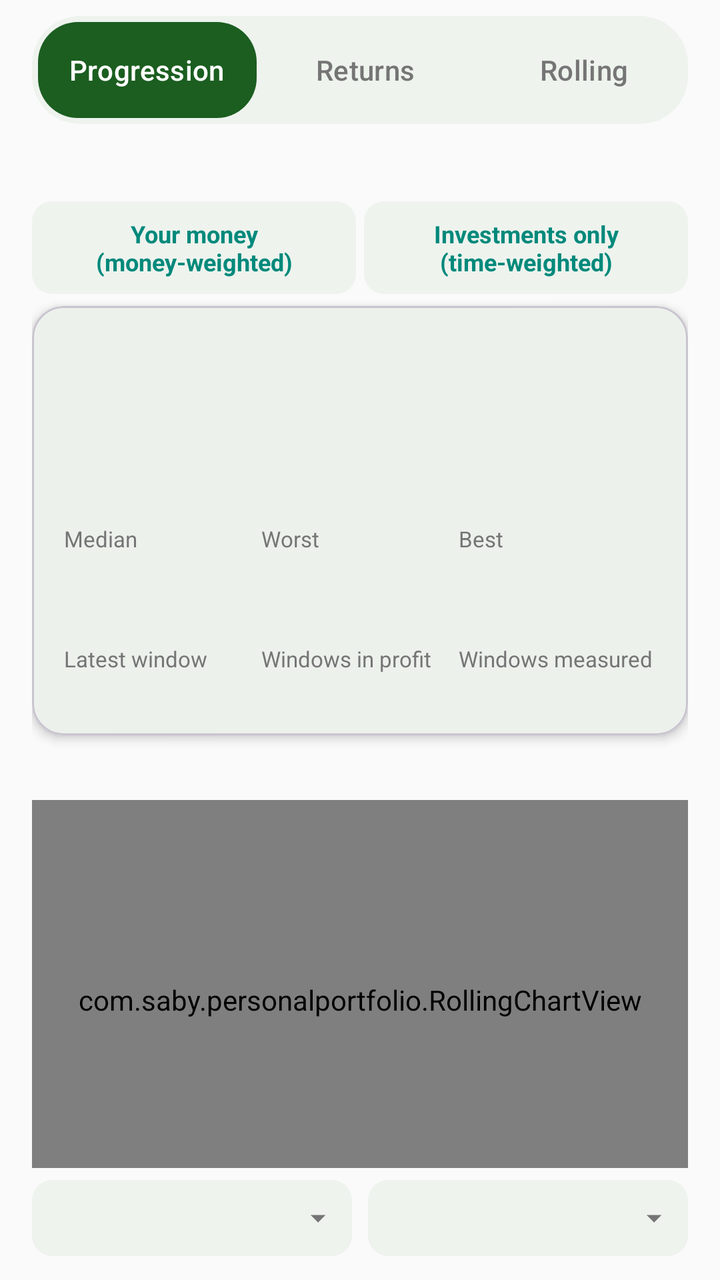
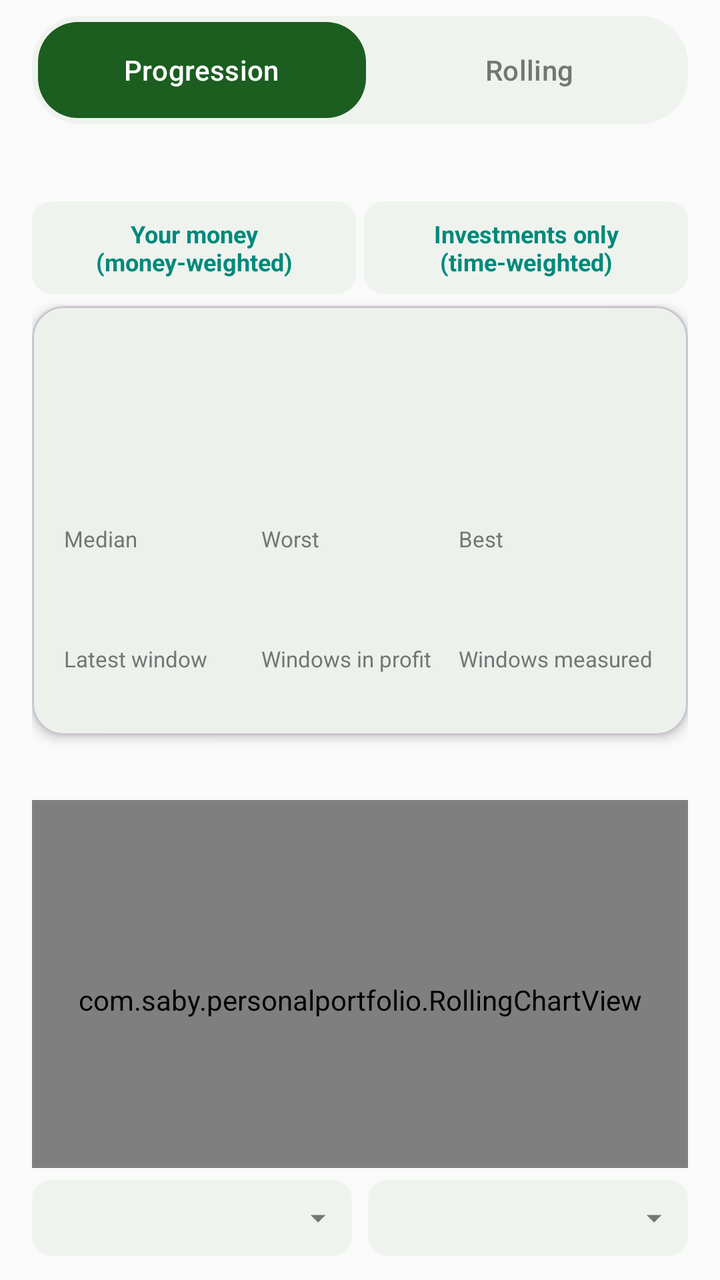

Before-and-after screenshots of an Android layout around one commit, followed by the original layout XML and the change that was made.
<!-- AndroidManifest.xml: application theme Theme.PersonalPortfolio -->
<!-- res/layout/activity_rolling.xml -->
<?xml version="1.0" encoding="utf-8"?>
<LinearLayout xmlns:android="http://schemas.android.com/apk/res/android"
    xmlns:app="http://schemas.android.com/apk/res-auto"
    android:layout_width="match_parent"
    android:layout_height="match_parent"
    android:orientation="vertical">

    
    <com.google.android.material.tabs.TabLayout
        android:id="@+id/rollingSectionTabLayout"
        android:layout_width="match_parent"
        android:layout_height="wrap_content"
        android:layout_marginStart="16dp"
        android:layout_marginEnd="16dp"
        android:layout_marginTop="8dp"
        android:background="@drawable/tab_bar_background"
        android:padding="3dp"
        app:tabBackground="@android:color/transparent"
        app:tabIndicator="@drawable/tab_indicator_pill"
        app:tabIndicatorAnimationMode="elastic"
        app:tabIndicatorFullWidth="true"
        app:tabIndicatorGravity="stretch"
        app:tabIndicatorColor="@color/colorPrimary"
        app:tabRippleColor="@null"
        app:tabPaddingTop="1dp"
        app:tabPaddingBottom="1dp"
        app:tabTextColor="@color/colorNeutral"
        app:tabSelectedTextColor="@color/colorOnPrimary"
        app:tabMode="fixed"
        app:tabGravity="fill">

        <com.google.android.material.tabs.TabItem
            android:layout_width="wrap_content"
            android:layout_height="wrap_content"
            android:text="Progression" />

        <com.google.android.material.tabs.TabItem
            android:layout_width="wrap_content"
            android:layout_height="wrap_content"
            android:text="Returns" />

        <com.google.android.material.tabs.TabItem
            android:layout_width="wrap_content"
            android:layout_height="wrap_content"
            android:text="Rolling" />

    </com.google.android.material.tabs.TabLayout>

    <androidx.core.widget.NestedScrollView
        android:layout_width="match_parent"
        android:layout_height="0dp"
        android:layout_weight="1"
        android:fillViewport="true">

        <LinearLayout
            android:layout_width="match_parent"
            android:layout_height="wrap_content"
            android:orientation="vertical"
            android:padding="16dp">

            <TextView
                android:id="@+id/rollingStatusText"
                android:layout_width="match_parent"
                android:layout_height="wrap_content"
                android:textSize="11sp"
                android:textColor="@color/colorNeutral" />

            <LinearLayout
                android:layout_width="match_parent"
                android:layout_height="wrap_content"
                android:layout_marginTop="8dp"
                android:orientation="horizontal">

                <TextView
                    android:id="@+id/rollingModeMoney"
                    style="@style/ActionChip"
                    android:layout_width="0dp"
                    android:layout_weight="1"
                    android:layout_marginEnd="4dp"
                    android:textSize="12sp"
                    android:text="Your money (money-weighted)" />

                <TextView
                    android:id="@+id/rollingModeTime"
                    style="@style/ActionChip"
                    android:layout_width="0dp"
                    android:layout_weight="1"
                    android:textSize="12sp"
                    android:text="Investments only (time-weighted)" />
            </LinearLayout>

            <com.google.android.material.card.MaterialCardView
                android:layout_width="match_parent"
                android:layout_height="wrap_content"
                android:layout_marginTop="6dp"
                app:cardCornerRadius="16dp"
                app:cardElevation="3dp">

                <LinearLayout
                    android:layout_width="match_parent"
                    android:layout_height="wrap_content"
                    android:orientation="vertical"
                    android:paddingStart="16dp"
                    android:paddingEnd="16dp"
                    android:paddingTop="12dp"
                    android:paddingBottom="12dp">

                    <TextView
                        android:id="@+id/rollingTitle"
                        android:layout_width="match_parent"
                        android:layout_height="wrap_content"
                        android:textSize="12sp"
                        android:textStyle="bold"
                        android:textColor="@color/colorNeutral" />

                    <TextView
                        android:id="@+id/rollingLatest"
                        android:layout_width="match_parent"
                        android:layout_height="wrap_content"
                        android:textSize="28sp"
                        android:textStyle="bold" />

                    <TextView
                        android:id="@+id/rollingLatestCaption"
                        android:layout_width="match_parent"
                        android:layout_height="wrap_content"
                        android:textSize="11sp"
                        android:textColor="@color/colorNeutral" />

                    <TextView
                        android:id="@+id/rollingCompare"
                        android:layout_width="match_parent"
                        android:layout_height="wrap_content"
                        android:layout_marginTop="4dp"
                        android:textSize="11sp"
                        android:textColor="@color/colorNeutral" />

                    <LinearLayout
                        android:layout_width="match_parent"
                        android:layout_height="wrap_content"
                        android:layout_marginTop="10dp"
                        android:orientation="horizontal">

                    <LinearLayout
                        android:layout_width="0dp"
                        android:layout_height="wrap_content"
                        android:layout_weight="1"
                        android:orientation="vertical">

                        <TextView
                            android:layout_width="match_parent"
                            android:layout_height="wrap_content"
                            android:text="Median"
                            android:textSize="11sp"
                            android:textColor="@color/colorNeutral" />

                        <TextView
                            android:id="@+id/rollingMedian"
                            android:layout_width="match_parent"
                            android:layout_height="wrap_content"
                            android:textSize="16sp"
                            android:textStyle="bold" />
                    </LinearLayout>

                    <LinearLayout
                        android:layout_width="0dp"
                        android:layout_height="wrap_content"
                        android:layout_weight="1"
                        android:orientation="vertical">

                        <TextView
                            android:layout_width="match_parent"
                            android:layout_height="wrap_content"
                            android:text="Worst"
                            android:textSize="11sp"
                            android:textColor="@color/colorNeutral" />

                        <TextView
                            android:id="@+id/rollingWorst"
                            android:layout_width="match_parent"
                            android:layout_height="wrap_content"
                            android:textSize="16sp"
                            android:textStyle="bold" />
                        <TextView
                            android:id="@+id/rollingWorstDate"
                            android:layout_width="match_parent"
                            android:layout_height="wrap_content"
                            android:textSize="10sp"
                            android:textColor="@color/colorNeutral" />
                    </LinearLayout>

                    <LinearLayout
                        android:layout_width="0dp"
                        android:layout_height="wrap_content"
                        android:layout_weight="1"
                        android:orientation="vertical">

                        <TextView
                            android:layout_width="match_parent"
                            android:layout_height="wrap_content"
                            android:text="Best"
                            android:textSize="11sp"
                            android:textColor="@color/colorNeutral" />

                        <TextView
                            android:id="@+id/rollingBest"
                            android:layout_width="match_parent"
                            android:layout_height="wrap_content"
                            android:textSize="16sp"
                            android:textStyle="bold" />
                        <TextView
                            android:id="@+id/rollingBestDate"
                            android:layout_width="match_parent"
                            android:layout_height="wrap_content"
                            android:textSize="10sp"
                            android:textColor="@color/colorNeutral" />
                    </LinearLayout>

                    </LinearLayout>

                    <LinearLayout
                        android:layout_width="match_parent"
                        android:layout_height="wrap_content"
                        android:layout_marginTop="10dp"
                        android:orientation="horizontal">

                    <LinearLayout
                        android:layout_width="0dp"
                        android:layout_height="wrap_content"
                        android:layout_weight="1"
                        android:orientation="vertical">

                        <TextView
                            android:layout_width="match_parent"
                            android:layout_height="wrap_content"
                            android:text="Latest window"
                            android:textSize="11sp"
                            android:textColor="@color/colorNeutral" />

                        <TextView
                            android:id="@+id/rollingLatestSmall"
                            android:layout_width="match_parent"
                            android:layout_height="wrap_content"
                            android:textSize="14sp"
                            android:textStyle="bold" />
                    </LinearLayout>
                    <LinearLayout
                        android:layout_width="0dp"
                        android:layout_height="wrap_content"
                        android:layout_weight="1"
                        android:orientation="vertical">

                        <TextView
                            android:layout_width="match_parent"
                            android:layout_height="wrap_content"
                            android:text="Windows in profit"
                            android:textSize="11sp"
                            android:textColor="@color/colorNeutral" />

                        <TextView
                            android:id="@+id/rollingPositive"
                            android:layout_width="match_parent"
                            android:layout_height="wrap_content"
                            android:textSize="14sp"
                            android:textStyle="bold" />
                    </LinearLayout>

                    <LinearLayout
                        android:layout_width="0dp"
                        android:layout_height="wrap_content"
                        android:layout_weight="1"
                        android:orientation="vertical">

                        <TextView
                            android:layout_width="match_parent"
                            android:layout_height="wrap_content"
                            android:text="Windows measured"
                            android:textSize="11sp"
                            android:textColor="@color/colorNeutral" />

                        <TextView
                            android:id="@+id/rollingCount"
                            android:layout_width="match_parent"
                            android:layout_height="wrap_content"
                            android:textSize="14sp"
                            android:textStyle="bold" />
                    </LinearLayout>

                    </LinearLayout>

                </LinearLayout>
            </com.google.android.material.card.MaterialCardView>

            <TextView
                android:id="@+id/rollingScrubText"
                android:layout_width="match_parent"
                android:layout_height="wrap_content"
                android:layout_marginTop="12dp"
                android:textSize="12sp"
                android:textStyle="bold" />

            <com.saby.personalportfolio.RollingChartView
                android:id="@+id/rollingChart"
                android:layout_width="match_parent"
                android:layout_height="200dp"
                android:layout_marginTop="4dp" />

            <LinearLayout
                android:layout_width="match_parent"
                android:layout_height="wrap_content"
                android:layout_marginTop="6dp"
                android:orientation="horizontal">

                <TextView
                    android:id="@+id/rollingChip1M"
                    style="@style/ActionChip"
                    android:layout_width="0dp"
                    android:layout_weight="1"
                    android:layout_marginEnd="4dp"
                    android:paddingStart="0dp"
                    android:paddingEnd="0dp"
                    android:textSize="12sp"
                    android:text="1M" />

                <TextView
                    android:id="@+id/rollingChip3M"
                    style="@style/ActionChip"
                    android:layout_width="0dp"
                    android:layout_weight="1"
                    android:layout_marginEnd="4dp"
                    android:paddingStart="0dp"
                    android:paddingEnd="0dp"
                    android:textSize="12sp"
                    android:text="3M" />

                <TextView
                    android:id="@+id/rollingChip6M"
                    style="@style/ActionChip"
                    android:layout_width="0dp"
                    android:layout_weight="1"
                    android:layout_marginEnd="4dp"
                    android:paddingStart="0dp"
                    android:paddingEnd="0dp"
                    android:textSize="12sp"
                    android:text="6M" />

                <TextView
                    android:id="@+id/rollingChip1Y"
                    style="@style/ActionChip"
                    android:layout_width="0dp"
                    android:layout_weight="1"
                    android:layout_marginEnd="4dp"
                    android:paddingStart="0dp"
                    android:paddingEnd="0dp"
                    android:textSize="12sp"
                    android:text="1Y" />

                <TextView
                    android:id="@+id/rollingChip2Y"
                    style="@style/ActionChip"
                    android:layout_width="0dp"
                    android:layout_weight="1"
                    android:layout_marginEnd="4dp"
                    android:paddingStart="0dp"
                    android:paddingEnd="0dp"
                    android:textSize="12sp"
                    android:text="2Y" />

                <TextView
                    android:id="@+id/rollingChipCustom"
                    style="@style/ActionChip"
                    android:layout_width="0dp"
                    android:layout_weight="1.7"
                    android:layout_marginEnd="0dp"
                    android:paddingStart="0dp"
                    android:paddingEnd="0dp"
                    android:textSize="12sp"
                    android:text="Custom" />

            </LinearLayout>

            <TextView
                android:id="@+id/rollingNote"
                android:layout_width="match_parent"
                android:layout_height="wrap_content"
                android:layout_marginTop="12dp"
                android:textSize="11sp"
                android:textColor="@color/colorNeutral" />

        </LinearLayout>

    </androidx.core.widget.NestedScrollView>

    <LinearLayout
        android:layout_width="match_parent"
        android:layout_height="wrap_content"
        android:orientation="horizontal"
        android:paddingStart="16dp"
        android:paddingEnd="16dp"
        android:paddingTop="6dp"
        android:paddingBottom="12dp">

        <TextView
            android:id="@+id/rollingMemberTab"
            style="@style/ProgressionDropdownTab"
            android:layout_width="0dp"
            android:layout_weight="1" />

        <TextView
            android:id="@+id/rollingAxisTab"
            style="@style/ProgressionDropdownTab"
            android:layout_width="0dp"
            android:layout_weight="1"
            android:layout_marginStart="8dp" />

    </LinearLayout>

</LinearLayout>
<!-- resources referenced by this layout -->
<resources>
  <color name="colorNeutral">#757575</color>
  <color name="colorOnPrimary">#FFFFFF</color>
  <color name="colorPrimary">#1B5E20</color>
  <!-- drawable tab_bar_background (drawable) -->
  <?xml version="1.0" encoding="utf-8"?>
  <shape xmlns:android="http://schemas.android.com/apk/res/android"
      android:shape="rectangle">
      <solid android:color="@color/colorSurfaceVariant" />
      <corners android:radius="24dp" />
  </shape>
  <!-- drawable tab_indicator_pill (drawable) -->
  <?xml version="1.0" encoding="utf-8"?>
  <shape xmlns:android="http://schemas.android.com/apk/res/android"
      android:shape="rectangle">
      <solid android:color="@color/colorPrimary" />
      <corners android:radius="20dp" />
  </shape>
  <style name="ActionChip">
          <item name="android:layout_height">wrap_content</item>
          <item name="android:paddingStart">14dp</item>
          <item name="android:paddingEnd">14dp</item>
          <item name="android:paddingTop">8dp</item>
          <item name="android:paddingBottom">8dp</item>
          <item name="android:background">@drawable/dropdown_tab_background</item>
          <item name="android:textSize">13sp</item>
          <item name="android:textStyle">bold</item>
          <item name="android:textColor">@color/colorSecondary</item>
          <item name="android:gravity">center</item>
          <item name="android:clickable">true</item>
          <item name="android:focusable">true</item>
      </style>
  <style name="Theme.PersonalPortfolio" parent="Theme.Material3.DayNight.NoActionBar">
          <item name="colorPrimary">@color/colorPrimary</item>
          <item name="colorPrimaryVariant">@color/colorPrimaryVariant</item>
          <item name="colorOnPrimary">@color/colorOnPrimary</item>
  
          <item name="colorSecondary">@color/colorSecondary</item>
          <item name="colorOnSecondary">@color/colorOnSecondary</item>
  
          <item name="android:colorBackground">@color/colorBackground</item>
          <item name="colorOnBackground">@color/colorOnBackground</item>
  
          <item name="colorSurface">@color/colorSurface</item>
          <item name="colorOnSurface">@color/colorOnSurface</item>
  
          <item name="android:statusBarColor">@color/colorPrimaryVariant</item>
      </style>
  <color name="colorSurfaceVariant">#EEF3EE</color>
  <!-- drawable dropdown_tab_background (drawable) -->
  <?xml version="1.0" encoding="utf-8"?>
  <shape xmlns:android="http://schemas.android.com/apk/res/android"
      android:shape="rectangle">
      <solid android:color="@color/colorSurfaceVariant" />
      <corners android:radius="10dp" />
  </shape>
  <color name="colorSecondary">#00897B</color>
  <color name="colorOnSurface">#1A1A1A</color>
  <!-- drawable ic_dropdown_caret (drawable) -->
  <vector xmlns:android="http://schemas.android.com/apk/res/android"
      android:width="18dp"
      android:height="18dp"
      android:viewportWidth="24"
      android:viewportHeight="24">
      <path
          android:fillColor="#757575"
          android:pathData="M7,10l5,5 5,-5z" />
  </vector>
  <color name="colorPrimaryVariant">#0D3B12</color>
  <color name="colorOnSecondary">#FFFFFF</color>
  <color name="colorBackground">#FAFAFA</color>
  <color name="colorOnBackground">#1A1A1A</color>
  <color name="colorSurface">#FFFFFF</color>
  <!-- unchanged entries left out for length: 1 -->
</resources>

<!-- the commit's change to res/layout/activity_rolling.xml (unified diff, before → after) -->
@@ -37,11 +37,6 @@
         <com.google.android.material.tabs.TabItem
             android:layout_width="wrap_content"
             android:layout_height="wrap_content"
-            android:text="Returns" />
-
-        <com.google.android.material.tabs.TabItem
-            android:layout_width="wrap_content"
-            android:layout_height="wrap_content"
             android:text="Rolling" />
 
     </com.google.android.material.tabs.TabLayout>
